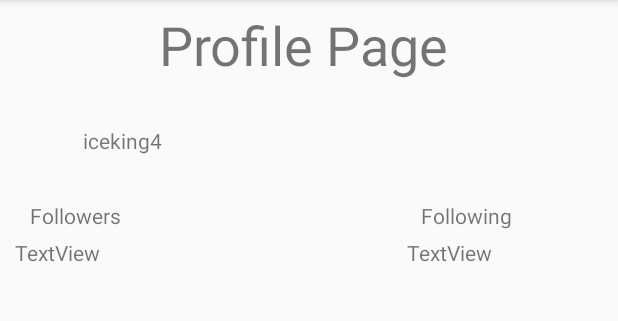
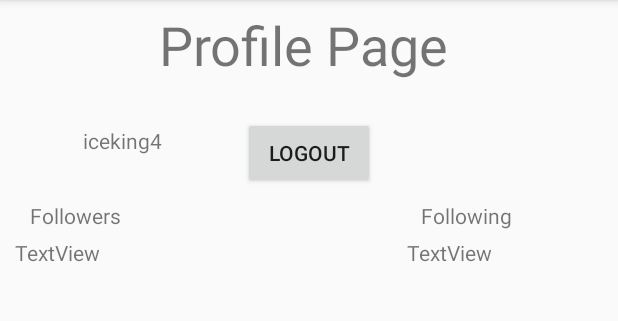
Before and after one commit to jwill2385/Android_Twitter, an Android app: the ProfilePage screen opened directly, with no data from a screen before it, on a phone screen of 412 x 824 dp, the part 84-405 px from its top. Run offline under Robolectric (Android 15) with nearby library versions, the phone set to English and light mode, and no system bars; our stand-ins replace Room's generated code; libraries missing offline, so code that uses them is left out: com.codepath.asynchttpclient, com.facebook.stetho, org.parceler; pictures from the network do not load; 7 statements that could not run were skipped.

Commit message:
Adding interm progress bar and profile page

```diff
--- a/app/src/main/java/com/codepath/apps/restclienttemplate/ProfilePage.java
+++ b/app/src/main/java/com/codepath/apps/restclienttemplate/ProfilePage.java
@@ -1,7 +1,10 @@
 package com.codepath.apps.restclienttemplate;
 
+import android.content.Intent;
 import android.os.Bundle;
 import android.util.Log;
+import android.view.View;
+import android.widget.Button;
 import android.widget.ImageView;
 import android.widget.TextView;
 
@@ -35,6 +38,7 @@ public class ProfilePage extends AppCompatActivity {
     List<User> followers;
     List<User> following;
     TwitterClient client;
+    Button btnLogout;
 
     @Override
     protected void onCreate(@Nullable Bundle savedInstanceState) {
@@ -53,6 +57,19 @@ public class ProfilePage extends AppCompatActivity {
         tvFollowingTitle = findViewById(R.id.tvFollowingTitle);
         tvFollowers = findViewById(R.id.tvFollowers);
         tvFollowing = findViewById(R.id.tvFollowing);
+        btnLogout = findViewById(R.id.btnLogout);
+
+        btnLogout.setOnClickListener(new View.OnClickListener() {
+            @Override
+            public void onClick(View v) {
+                // If i press logout button reset token and go back to login screen
+                client.clearAccessToken();
+                Intent i = new Intent(ProfilePage.this, LoginActivity.class);
+                startActivity(i);
+                finish();
+
+            }
+        });
 
         user = Parcels.unwrap(getIntent().getParcelableExtra("user"));
         Log.i(TAG, "Showing profile page for " + user.screenName);
--- /dev/null
+++ b/app/src/main/res/layout/action_view_progress.xml
@@ -0,0 +1,6 @@
+<?xml version="1.0" encoding="utf-8"?>
+<ProgressBar xmlns:android="http://schemas.android.com/apk/res/android"
+    style="?android:attr/progressBarStyleLarge"
+    android:layout_width="match_parent"
+    android:layout_height="wrap_content"
+    android:id="@+id/pbProgressAction" />
--- a/app/src/main/res/layout/activity_profile.xml
+++ b/app/src/main/res/layout/activity_profile.xml
@@ -73,5 +73,14 @@
         android:layout_marginEnd="-10dp"
         android:text="TextView" />
 
+    <Button
+        android:id="@+id/btnLogout"
+        android:layout_width="wrap_content"
+        android:layout_height="wrap_content"
+        android:layout_below="@+id/tvProfileTitle"
+        android:layout_centerHorizontal="true"
+        android:layout_marginTop="24dp"
+        android:text="Logout" />
+
 
 </RelativeLayout>
```
Also changed, not shown: app/src/main/java/com/codepath/apps/restclienttemplate/TimelineActivity.java (+27 -1 lines), app/src/main/res/menu/menu_main.xml (+7 -0 lines).
